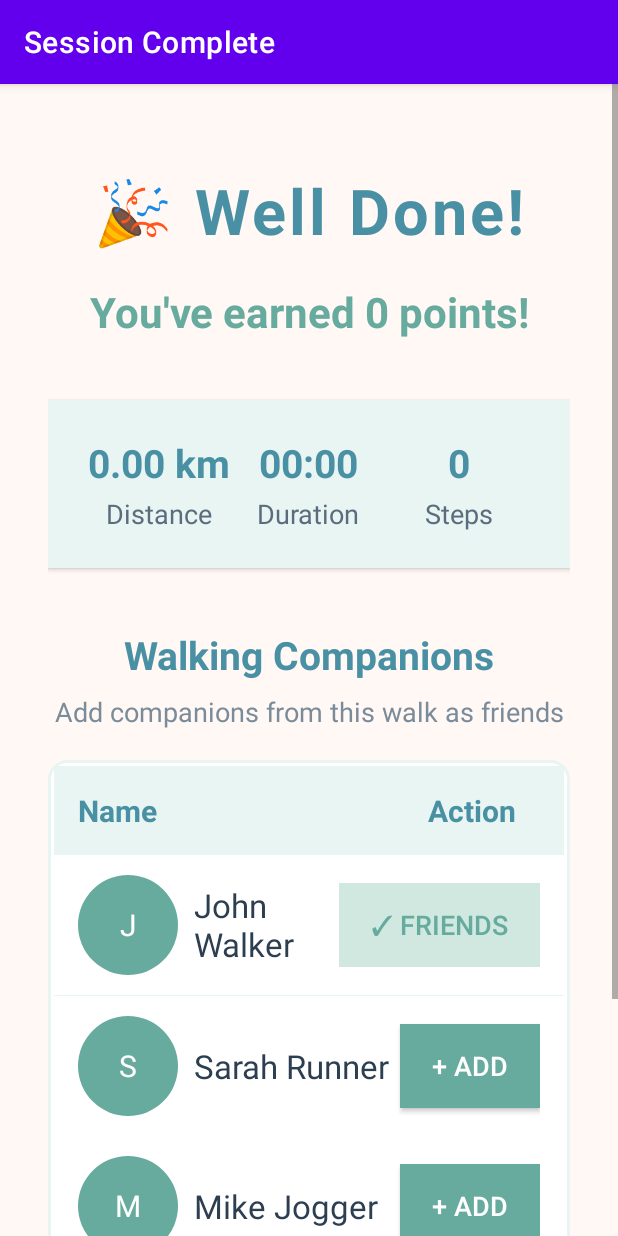
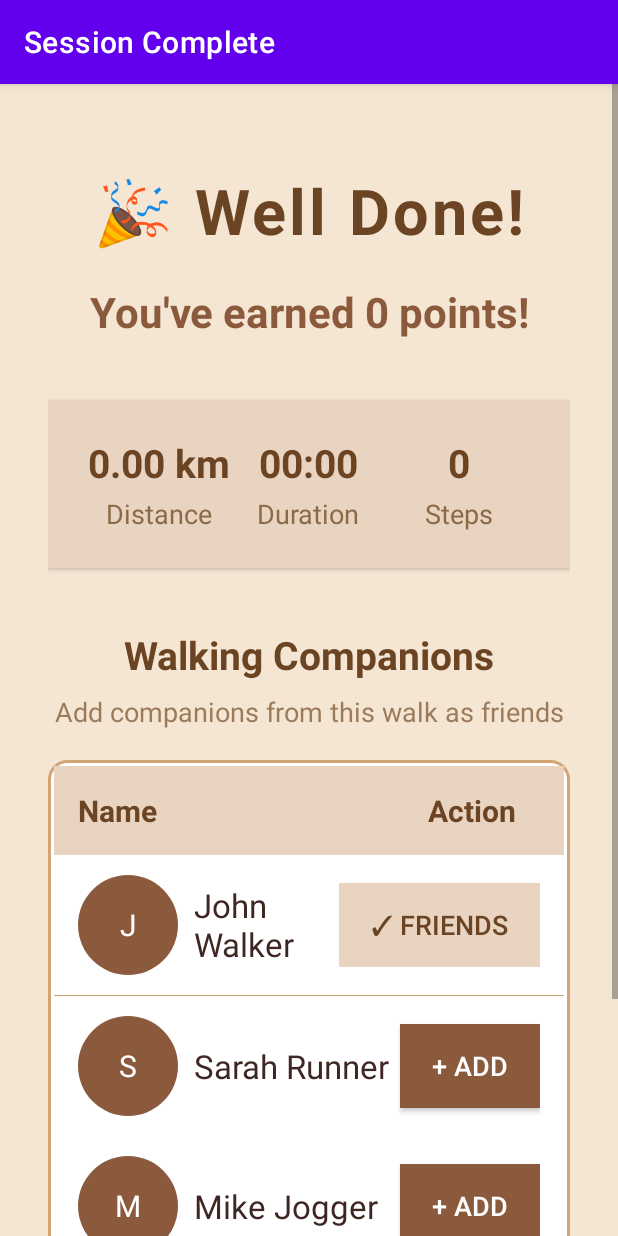
Before and after one commit to yiilinzhang/WTH2025, an Android app: the SessionCompletionActivity screen opened directly, with no data from a screen before it, on a phone screen of 412 x 824 dp. Run offline under Robolectric (Android 15) with nearby library versions, the phone set to English and light mode, and no system bars; our stand-ins replace Firebase (no records; nobody signed in at launch, a user with empty details on screens opened directly).

Commit message:
standardised styling

```diff
--- a/app/src/main/java/com/example/myapplication/SessionCompletionActivity.kt
+++ b/app/src/main/java/com/example/myapplication/SessionCompletionActivity.kt
@@ -111,7 +111,7 @@ class SessionCompletionActivity : AppCompatActivity() {
                             gravity = Gravity.CENTER
                             setPadding(24, 48, 24, 48)
                             textSize = 20f
-                            setTextColor(Color.parseColor("#7A8B9A"))
+                            setTextColor(Color.parseColor("#9B7B5B"))
                             setBackgroundColor(Color.WHITE)
                         }
                         friendsListContainer.addView(noParticipantsText)
@@ -141,7 +141,7 @@ class SessionCompletionActivity : AppCompatActivity() {
                     LinearLayout.LayoutParams.MATCH_PARENT,
                     1
                 )
-                setBackgroundColor(Color.parseColor("#E8F5F2"))
+                setBackgroundColor(Color.parseColor("#D4A574"))
             }
         }
 
@@ -157,13 +157,13 @@ class SessionCompletionActivity : AppCompatActivity() {
             ).apply {
                 setMargins(0, 0, 16, 0)
             }
-            background = createCircleDrawable(Color.parseColor("#67AB9F"))
+            background = createCircleDrawable(Color.parseColor("#8B5A3C"))
         }
 
         val nameText = TextView(this).apply {
             text = name
             textSize = 22f
-            setTextColor(Color.parseColor("#2C3E50"))
+            setTextColor(Color.parseColor("#3E2723"))
             layoutParams = LinearLayout.LayoutParams(
                 0,
                 LinearLayout.LayoutParams.WRAP_CONTENT,
@@ -192,18 +192,18 @@ class SessionCompletionActivity : AppCompatActivity() {
             if (isAlreadyFriend || addedFriends.contains(participantId)) {
                 text = "✓ Friends"
                 isEnabled = false
-                setBackgroundColor(Color.parseColor("#D0E8E0"))
-                setTextColor(Color.parseColor("#67AB9F"))
+                setBackgroundColor(Color.parseColor("#E8D4C1"))
+                setTextColor(Color.parseColor("#6B4423"))
             } else {
                 text = "+ Add"
-                setBackgroundColor(Color.parseColor("#67AB9F"))
+                setBackgroundColor(Color.parseColor("#8B5A3C"))
                 setTextColor(Color.WHITE)
 
                 setOnClickListener {
                     addFriend(participantId, name)
                     text = "✓ Added"
                     isEnabled = false
-                    setBackgroundColor(Color.parseColor("#67AB9F"))
+                    setBackgroundColor(Color.parseColor("#8B5A3C"))
                     setTextColor(Color.WHITE)
                 }
             }
@@ -221,7 +221,7 @@ class SessionCompletionActivity : AppCompatActivity() {
                     LinearLayout.LayoutParams.MATCH_PARENT,
                     1
                 )
-                setBackgroundColor(Color.parseColor("#E8F5F2"))
+                setBackgroundColor(Color.parseColor("#D4A574"))
             }
             friendsListContainer.addView(divider)
         }
--- a/app/src/main/java/com/example/myapplication/SessionMapActivityOSM.kt
+++ b/app/src/main/java/com/example/myapplication/SessionMapActivityOSM.kt
@@ -482,9 +482,9 @@ class SessionMapActivityOSM : AppCompatActivity() {
         }
         canvas.drawCircle(size / 2f, size / 2f, size / 2f, borderPaint)
 
-        // Draw colored circle (profile background)
+        // Draw colored circle (profile background - kopi brown)
         val backgroundPaint = Paint().apply {
-            color = Color.parseColor("#4A90A4")
+            color = Color.parseColor("#6B4423")
             style = Paint.Style.FILL
             isAntiAlias = true
         }
@@ -510,13 +510,13 @@ class SessionMapActivityOSM : AppCompatActivity() {
 
         canvas.drawText(initial, size / 2f, y, textPaint)
 
-        // Optional: Add a shadow/glow effect
+        // Optional: Add a shadow/glow effect (condensed milk cream color)
         val glowPaint = Paint().apply {
-            color = Color.parseColor("#67AB9F")
+            color = Color.parseColor("#F5E6D3")
             style = Paint.Style.STROKE
             strokeWidth = 3f
             isAntiAlias = true
-            alpha = 128
+            alpha = 180
         }
         canvas.drawCircle(size / 2f, size / 2f, (size / 2f) - 2, glowPaint)
 
--- a/app/src/main/res/drawable/rounded_border.xml
+++ b/app/src/main/res/drawable/rounded_border.xml
@@ -3,6 +3,6 @@
     <solid android:color="@android:color/white"/>
     <stroke
         android:width="2dp"
-        android:color="#E8F5F2"/>
+        android:color="#D4A574"/>
     <corners android:radius="12dp"/>
 </shape>
--- a/app/src/main/res/layout/activity_session_completion.xml
+++ b/app/src/main/res/layout/activity_session_completion.xml
@@ -3,7 +3,7 @@
     xmlns:app="http://schemas.android.com/apk/res-auto"
     android:layout_width="match_parent"
     android:layout_height="match_parent"
-    android:background="#FFF8F5">
+    android:background="#F5E6D3">
 
     <LinearLayout
         android:layout_width="match_parent"
@@ -19,7 +19,7 @@
             android:text="🎉 Well Done!"
             android:textSize="42sp"
             android:textStyle="bold"
-            android:textColor="#4A90A4"
+            android:textColor="#6B4423"
             android:gravity="center"
             android:layout_marginTop="24dp"
             android:letterSpacing="0.05" />
@@ -30,7 +30,7 @@
             android:layout_height="wrap_content"
             android:text="You've earned 0 points!"
             android:textSize="28sp"
-            android:textColor="#67AB9F"
+            android:textColor="#8B5A3C"
             android:gravity="center"
             android:layout_marginTop="20dp"
             android:textStyle="bold" />
@@ -42,7 +42,7 @@
             android:orientation="horizontal"
             android:layout_marginTop="40dp"
             android:padding="24dp"
-            android:background="#E8F5F2"
+            android:background="#E8D4C1"
             android:elevation="2dp">
 
             <LinearLayout
@@ -59,14 +59,14 @@
                     android:text="0.0 km"
                     android:textSize="26sp"
                     android:textStyle="bold"
-                    android:textColor="#4A90A4" />
+                    android:textColor="#6B4423" />
 
                 <TextView
                     android:layout_width="wrap_content"
                     android:layout_height="wrap_content"
                     android:text="Distance"
                     android:textSize="18sp"
-                    android:textColor="#5A6C7D"
+                    android:textColor="#8B6B47"
                     android:layout_marginTop="4dp" />
             </LinearLayout>
 
@@ -84,14 +84,14 @@
                     android:text="00:00"
                     android:textSize="26sp"
                     android:textStyle="bold"
-                    android:textColor="#4A90A4" />
+                    android:textColor="#6B4423" />
 
                 <TextView
                     android:layout_width="wrap_content"
                     android:layout_height="wrap_content"
                     android:text="Duration"
                     android:textSize="18sp"
-                    android:textColor="#5A6C7D"
+                    android:textColor="#8B6B47"
                     android:layout_marginTop="4dp" />
             </LinearLayout>
 
@@ -109,14 +109,14 @@
                     android:text="0"
                     android:textSize="26sp"
                     android:textStyle="bold"
-                    android:textColor="#4A90A4" />
+                    android:textColor="#6B4423" />
 
                 <TextView
                     android:layout_width="wrap_content"
                     android:layout_height="wrap_content"
                     android:text="Steps"
                     android:textSize="18sp"
-                    android:textColor="#5A6C7D"
+                    android:textColor="#8B6B47"
                     android:layout_marginTop="4dp" />
             </LinearLayout>
         </LinearLayout>
@@ -128,7 +128,7 @@
             android:text="Walking Companions"
             android:textSize="26sp"
             android:textStyle="bold"
-            android:textColor="#4A90A4"
+            android:textColor="#6B4423"
             android:layout_marginTop="40dp"
             android:layout_marginBottom="8dp"
             android:gravity="center" />
@@ -138,7 +138,7 @@
             android:layout_height="wrap_content"
             android:text="Add companions from this walk as friends"
             android:textSize="18sp"
-            android:textColor="#7A8B9A"
+            android:textColor="#9B7B5B"
             android:layout_marginBottom="20dp"
             android:gravity="center" />
 
@@ -155,7 +155,7 @@
                 android:layout_width="match_parent"
                 android:layout_height="wrap_content"
                 android:orientation="horizontal"
-                android:background="#E8F5F2"
+                android:background="#E8D4C1"
                 android:padding="16dp">
 
                 <TextView
@@ -165,7 +165,7 @@
                     android:text="Name"
                     android:textSize="20sp"
                     android:textStyle="bold"
-                    android:textColor="#4A90A4" />
+                    android:textColor="#6B4423" />
 
                 <TextView
                     android:layout_width="wrap_content"
@@ -173,7 +173,7 @@
                     android:text="Action"
                     android:textSize="20sp"
                     android:textStyle="bold"
-                    android:textColor="#4A90A4"
+                    android:textColor="#6B4423"
                     android:paddingEnd="16dp" />
             </LinearLayout>
 
@@ -202,7 +202,7 @@
             android:layout_marginBottom="24dp"
             android:layout_marginStart="32dp"
             android:layout_marginEnd="32dp"
-            android:backgroundTint="#4A90A4" />
+            android:backgroundTint="#6B4423" />
 
     </LinearLayout>
 </ScrollView>
```
